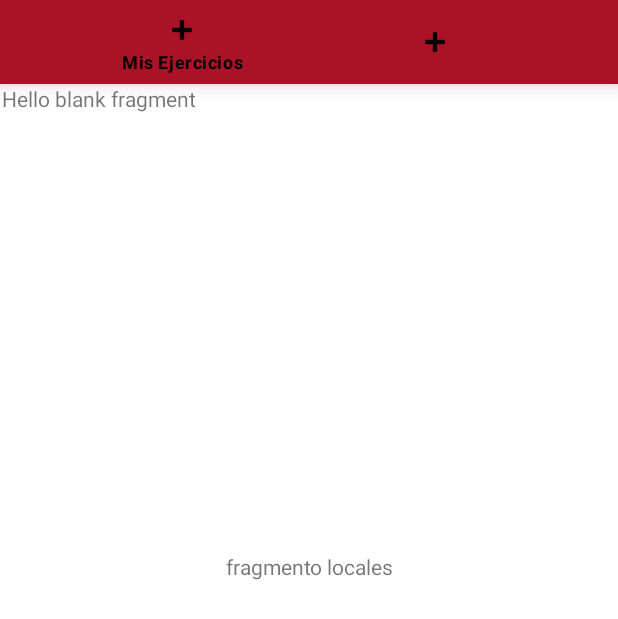
After one commit to ChemiQi/TFGPruebaConexion, an Android app: the EjerciciosLocalesFr screen opened directly, with no data from a screen before it, on a phone screen of 412 x 824 dp. The commit adds this screen. Shown: the top 619 px of the screen. Run offline under Robolectric (Android 15) with nearby library versions, the phone set to English and light mode, and no system bars.

Commit message:
menu ejercicios creados

```diff
--- /dev/null
+++ b/app/src/main/java/com/example/tfg2/EjerciciosDescargadosFr.java
@@ -0,0 +1,64 @@
+package com.example.tfg2;
+
+import android.os.Bundle;
+
+import androidx.fragment.app.Fragment;
+
+import android.view.LayoutInflater;
+import android.view.View;
+import android.view.ViewGroup;
+
+/**
+ * A simple {@link Fragment} subclass.
+ * Use the {@link EjerciciosDescargadosFr#newInstance} factory method to
+ * create an instance of this fragment.
+ */
+public class EjerciciosDescargadosFr extends Fragment {
+
+    // TODO: Rename parameter arguments, choose names that match
+    // the fragment initialization parameters, e.g. ARG_ITEM_NUMBER
+    private static final String ARG_PARAM1 = "param1";
+    private static final String ARG_PARAM2 = "param2";
+
+    // TODO: Rename and change types of parameters
+    private String mParam1;
+    private String mParam2;
+
+    public EjerciciosDescargadosFr() {
+        // Required empty public constructor
+    }
+
+    /**
+     * Use this factory method to create a new instance of
+     * this fragment using the provided parameters.
+     *
+     * @param param1 Parameter 1.
+     * @param param2 Parameter 2.
+     * @return A new instance of fragment EjerciciosDescargadosFr.
+     */
+    // TODO: Rename and change types and number of parameters
+    public static EjerciciosDescargadosFr newInstance(String param1, String param2) {
+        EjerciciosDescargadosFr fragment = new EjerciciosDescargadosFr();
+        Bundle args = new Bundle();
+        args.putString(ARG_PARAM1, param1);
+        args.putString(ARG_PARAM2, param2);
+        fragment.setArguments(args);
+        return fragment;
+    }
+
+    @Override
+    public void onCreate(Bundle savedInstanceState) {
+        super.onCreate(savedInstanceState);
+        if (getArguments() != null) {
+            mParam1 = getArguments().getString(ARG_PARAM1);
+            mParam2 = getArguments().getString(ARG_PARAM2);
+        }
+    }
+
+    @Override
+    public View onCreateView(LayoutInflater inflater, ViewGroup container,
+                             Bundle savedInstanceState) {
+        // Inflate the layout for this fragment
+        return inflater.inflate(R.layout.fragment_ejercicios_descargados, container, false);
+    }
+}
--- /dev/null
+++ b/app/src/main/java/com/example/tfg2/EjerciciosLocalesFr.java
@@ -0,0 +1,64 @@
+package com.example.tfg2;
+
+import android.os.Bundle;
+
+import androidx.fragment.app.Fragment;
+
+import android.view.LayoutInflater;
+import android.view.View;
+import android.view.ViewGroup;
+
+/**
+ * A simple {@link Fragment} subclass.
+ * Use the {@link EjerciciosLocalesFr#newInstance} factory method to
+ * create an instance of this fragment.
+ */
+public class EjerciciosLocalesFr extends Fragment {
+
+    // TODO: Rename parameter arguments, choose names that match
+    // the fragment initialization parameters, e.g. ARG_ITEM_NUMBER
+    private static final String ARG_PARAM1 = "param1";
+    private static final String ARG_PARAM2 = "param2";
+
+    // TODO: Rename and change types of parameters
+    private String mParam1;
+    private String mParam2;
+
+    public EjerciciosLocalesFr() {
+        // Required empty public constructor
+    }
+
+    /**
+     * Use this factory method to create a new instance of
+     * this fragment using the provided parameters.
+     *
+     * @param param1 Parameter 1.
+     * @param param2 Parameter 2.
+     * @return A new instance of fragment EjerciciosLocalesFr.
+     */
+    // TODO: Rename and change types and number of parameters
+    public static EjerciciosLocalesFr newInstance(String param1, String param2) {
+        EjerciciosLocalesFr fragment = new EjerciciosLocalesFr();
+        Bundle args = new Bundle();
+        args.putString(ARG_PARAM1, param1);
+        args.putString(ARG_PARAM2, param2);
+        fragment.setArguments(args);
+        return fragment;
+    }
+
+    @Override
+    public void onCreate(Bundle savedInstanceState) {
+        super.onCreate(savedInstanceState);
+        if (getArguments() != null) {
+            mParam1 = getArguments().getString(ARG_PARAM1);
+            mParam2 = getArguments().getString(ARG_PARAM2);
+        }
+    }
+
+    @Override
+    public View onCreateView(LayoutInflater inflater, ViewGroup container,
+                             Bundle savedInstanceState) {
+        // Inflate the layout for this fragment
+        return inflater.inflate(R.layout.fragment_ejercicios_locales, container, false);
+    }
+}
--- a/app/src/main/java/com/example/tfg2/MenuActivity.java
+++ b/app/src/main/java/com/example/tfg2/MenuActivity.java
@@ -33,7 +33,7 @@ public class MenuActivity extends AppCompatActivity {
     }
 
     public void irEjercicios(View view) {
-        Intent intent = new Intent(this,TablasMenu.class);
+        Intent intent = new Intent(this,TablasEjercicios.class);
         startActivity(intent);
     }
 }
--- /dev/null
+++ b/app/src/main/java/com/example/tfg2/TablasEjercicios.java
@@ -0,0 +1,48 @@
+package com.example.tfg2;
+
+import androidx.annotation.NonNull;
+import androidx.appcompat.app.AppCompatActivity;
+import androidx.fragment.app.Fragment;
+import androidx.fragment.app.FragmentTransaction;
+
+import android.os.Bundle;
+import android.view.MenuItem;
+
+import com.google.android.material.bottomnavigation.BottomNavigationView;
+
+public class TablasEjercicios extends AppCompatActivity {
+    EjerciciosDescargadosFr ejerciciosDescargadosFr = new EjerciciosDescargadosFr();
+    EjerciciosLocalesFr ejerciciosLocalesFr = new EjerciciosLocalesFr();
+
+    @Override
+    protected void onCreate(Bundle savedInstanceState) {
+        super.onCreate(savedInstanceState);
+        setContentView(R.layout.activity_tablas_ejercicios);
+
+        BottomNavigationView navigation = findViewById(R.id.bottom_navigation_ejercicios);
+        navigation.setOnNavigationItemSelectedListener(mOnNavigationItemSelectedListener);
+
+        loadFragment(ejerciciosLocalesFr);
+    }
+
+    private final BottomNavigationView.OnNavigationItemSelectedListener mOnNavigationItemSelectedListener = new BottomNavigationView.OnNavigationItemSelectedListener() {
+        @Override
+        public boolean onNavigationItemSelected(@NonNull MenuItem item) {
+            switch (item.getItemId()){
+                case R.id.ejercicios_descargados:
+                    loadFragment(ejerciciosDescargadosFr);
+                    return true;
+                case R.id.ejercicios_locales:
+                    loadFragment(ejerciciosLocalesFr);
+                    return true;
+            }
+            return false;
+        }
+    };
+
+    public void loadFragment(Fragment fragment){
+        FragmentTransaction transaction = getSupportFragmentManager().beginTransaction();
+        transaction.replace(R.id.contenedor_menuEjercicios,fragment);
+        transaction.commit();
+    }
+}
--- /dev/null
+++ b/app/src/main/res/layout/activity_tablas_ejercicios.xml
@@ -0,0 +1,38 @@
+<?xml version="1.0" encoding="utf-8"?>
+<RelativeLayout xmlns:android="http://schemas.android.com/apk/res/android"
+    xmlns:app="http://schemas.android.com/apk/res-auto"
+    xmlns:tools="http://schemas.android.com/tools"
+    android:layout_width="match_parent"
+    android:layout_height="match_parent"
+    tools:context=".TablasEjercicios">
+
+    <FrameLayout
+        android:id="@+id/contenedor_menuEjercicios"
+        android:layout_width="410dp"
+        android:layout_height="675dp"
+        android:layout_below="@+id/bottom_navigation_ejercicios"
+        android:layout_alignParentStart="true"
+        android:layout_marginStart="1dp"
+        android:layout_marginTop="0dp"
+        app:layout_behavior="@string/appbar_scrolling_view_behavior"
+        android:layout_alignParentLeft="true"
+        android:layout_marginLeft="1dp" />
+
+    <com.google.android.material.bottomnavigation.BottomNavigationView
+        android:id="@+id/bottom_navigation_ejercicios"
+        android:layout_width="match_parent"
+        android:layout_height="wrap_content"
+        android:layout_alignParentStart="true"
+        android:layout_alignParentEnd="true"
+        android:elevation="80dp"
+        app:elevation="8dp"
+        app:layout_constraintBottom_toBottomOf="parent"
+        app:layout_constraintLeft_toLeftOf="parent"
+        app:layout_constraintRight_toRightOf="parent"
+        app:menu="@menu/bottom_navigation_ejercicios"
+        app:labelVisibilityMode="selected"
+        style="@style/BottomNavigation"
+        android:layout_alignParentLeft="true"
+        android:layout_alignParentRight="true" />
+
+</RelativeLayout>
--- /dev/null
+++ b/app/src/main/res/layout/fragment_ejercicios_locales.xml
@@ -0,0 +1,26 @@
+<?xml version="1.0" encoding="utf-8"?>
+<androidx.constraintlayout.widget.ConstraintLayout xmlns:android="http://schemas.android.com/apk/res/android"
+    xmlns:app="http://schemas.android.com/apk/res-auto"
+    xmlns:tools="http://schemas.android.com/tools"
+    android:id="@+id/ejercicios_locales"
+    android:layout_width="match_parent"
+    android:layout_height="match_parent"
+    tools:context=".EjerciciosLocalesFr">
+
+    <!-- TODO: Update blank fragment layout -->
+    <TextView
+        android:id="@+id/textView3"
+        android:layout_width="wrap_content"
+        android:layout_height="wrap_content"
+        android:layout_marginTop="312dp"
+        android:text="fragmento locales"
+        app:layout_constraintEnd_toEndOf="parent"
+        app:layout_constraintStart_toStartOf="parent"
+        app:layout_constraintTop_toTopOf="parent" />
+
+    <TextView
+        android:layout_width="match_parent"
+        android:layout_height="match_parent"
+        android:text="@string/hello_blank_fragment" />
+
+</androidx.constraintlayout.widget.ConstraintLayout>
--- /dev/null
+++ b/app/src/main/res/menu/bottom_navigation_ejercicios.xml
@@ -0,0 +1,12 @@
+<?xml version="1.0" encoding="utf-8"?>
+<menu xmlns:android="http://schemas.android.com/apk/res/android">
+    <item
+        android:id="@+id/ejercicios_locales"
+        android:icon="@android:drawable/ic_input_add"
+        android:title="@string/mis_ejercicios"/>
+    <item
+        android:id="@+id/ejercicios_descargados"
+        android:icon="@android:drawable/ic_input_add"
+        android:title="@string/ejercicios_descargados"/>
+
+</menu>
--- a/app/src/main/res/values/strings.xml
+++ b/app/src/main/res/values/strings.xml
@@ -28,6 +28,8 @@
     <string name="seleccionar_imagen">Seleccionar imagen</string>
     <string name="parte_del_cuerpo">Parte del cuerpo</string>
     <string name="musculo">Musculo</string>
+    <string name="mis_ejercicios">Mis Ejercicios</string>
+    <string name="ejercicios_descargados">Ejercicios descargados</string>
 
 
     <string-array name="diasGimnasio">
```
Also changed, not shown: app/src/main/AndroidManifest.xml (+9 -15 lines), app/src/main/res/layout/fragment_ejercicios_descargados.xml (added, +26 -0 lines).
